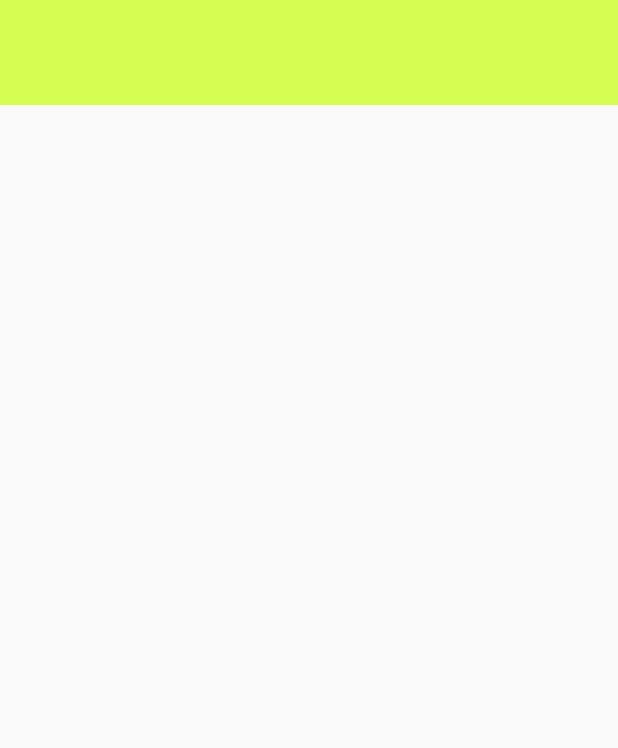
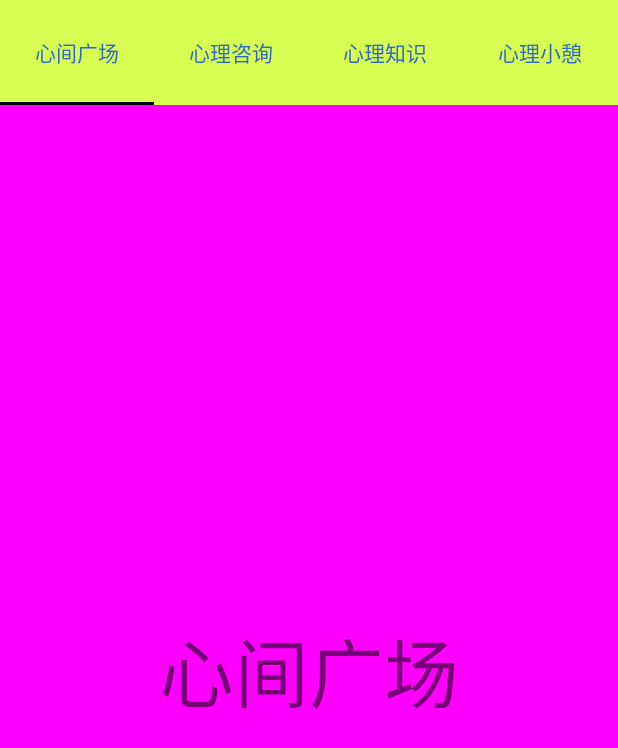
Before and after one commit to zechaowei/Android-ReturnPlus, an Android app: the screen it shows after launch (MainActivity), on a phone screen of 412 x 824 dp. Shown: the top 748 px of the screen. Run offline under Robolectric (Android 15) with nearby library versions, the light colour scheme and no system bars.

Commit message:
v1.3 导航栏实现

```diff
--- a/app/src/main/java/com/example/returnplus/MainActivity.java
+++ b/app/src/main/java/com/example/returnplus/MainActivity.java
@@ -3,15 +3,31 @@ package com.example.returnplus;
 import android.os.Bundle;
 import android.view.Window;
 
+import androidx.annotation.NonNull;
+import androidx.annotation.Nullable;
 import androidx.appcompat.app.AppCompatActivity;
+import androidx.fragment.app.Fragment;
+import androidx.fragment.app.FragmentManager;
+import androidx.fragment.app.FragmentPagerAdapter;
 import androidx.viewpager.widget.ViewPager;
 
+import com.example.returnplus.fragment.fragment_consult;
+import com.example.returnplus.fragment.fragment_knowledge;
+import com.example.returnplus.fragment.fragment_rest;
+import com.example.returnplus.fragment.fragment_square;
 import com.google.android.material.tabs.TabLayout;
+
+import java.util.ArrayList;
+import java.util.List;
 
 public class MainActivity extends AppCompatActivity {
 
     private TabLayout tabLayout;
     private ViewPager viewPager;
+
+
+    List<Fragment> fragments = new ArrayList<>();
+    String tabTitles[] = {"心间广场","心理咨询","心理知识","心理小憩"};
 
     @Override
     protected void onCreate(Bundle savedInstanceState) {
@@ -20,12 +36,51 @@ public class MainActivity extends AppCompatActivity {
         //去掉标题行
         supportRequestWindowFeature(Window.FEATURE_NO_TITLE);
 
+        setContentView(R.layout.activity_main);
 
         //设置选项卡
         tabLayout = findViewById(R.id.tab);
         viewPager = findViewById(R.id.viewPager);
 
+        //填充选项内容
+        fragments.add(new fragment_square());
+        fragments.add(new fragment_consult());
+        fragments.add(new fragment_knowledge());
+        fragments.add(new fragment_rest());
 
-        setContentView(R.layout.activity_main);
+
+        //将ViewPager和TabLayout关联
+        //设置ViewPager之后，Tab的选项内容由ViewPager（适配器）提供
+        tabLayout.setupWithViewPager(viewPager);
+
+        //FragmentManager用于Fragment 什么时候开始展示，什么时候开始销毁
+        viewPager.setAdapter(new MyFragmentPagerAdapter(getSupportFragmentManager()));
+    }
+
+
+    //适配器
+    class MyFragmentPagerAdapter extends FragmentPagerAdapter {
+        //构造器
+        public MyFragmentPagerAdapter(@NonNull FragmentManager fm) {
+            super(fm, MyFragmentPagerAdapter.BEHAVIOR_RESUME_ONLY_CURRENT_FRAGMENT);
+        }
+
+        @NonNull
+        @Override
+        public Fragment getItem(int position) {
+            return fragments.get(position);
+        }
+
+        @Override
+        public int getCount() {
+            return fragments.size();
+        }
+
+        @Nullable
+        @Override
+        //关联之后的TabLayout中题目(Item)，有ViewPager的适配器方法getPageTitle提供
+        public CharSequence getPageTitle(int position) {
+            return tabTitles[position];
+        }
     }
 }
--- /dev/null
+++ b/app/src/main/java/com/example/returnplus/fragment/fragment_consult.java
@@ -0,0 +1,23 @@
+package com.example.returnplus.fragment;
+
+import android.os.Bundle;
+import android.view.LayoutInflater;
+import android.view.View;
+import android.view.ViewGroup;
+
+import androidx.annotation.NonNull;
+import androidx.annotation.Nullable;
+import androidx.fragment.app.Fragment;
+
+import com.example.returnplus.R;
+
+/**
+ * 心理咨询
+ */
+public class fragment_consult extends Fragment {
+    @Nullable
+    @Override
+    public View onCreateView(@NonNull LayoutInflater inflater, @Nullable ViewGroup container, @Nullable Bundle savedInstanceState) {
+        return inflater.inflate(R.layout.fragment_consult,container,false);
+    }
+}
--- /dev/null
+++ b/app/src/main/java/com/example/returnplus/fragment/fragment_knowledge.java
@@ -0,0 +1,24 @@
+package com.example.returnplus.fragment;
+
+
+import android.os.Bundle;
+import android.view.LayoutInflater;
+import android.view.View;
+import android.view.ViewGroup;
+
+import androidx.annotation.NonNull;
+import androidx.annotation.Nullable;
+import androidx.fragment.app.Fragment;
+
+import com.example.returnplus.R;
+
+/**
+ * 心理知识
+ */
+public class fragment_knowledge extends Fragment {
+    @Nullable
+    @Override
+    public View onCreateView(@NonNull LayoutInflater inflater, @Nullable ViewGroup container, @Nullable Bundle savedInstanceState) {
+        return inflater.inflate(R.layout.fragment_knowledge,container,false);
+    }
+}
--- /dev/null
+++ b/app/src/main/java/com/example/returnplus/fragment/fragment_rest.java
@@ -0,0 +1,23 @@
+package com.example.returnplus.fragment;
+
+import android.os.Bundle;
+import android.view.LayoutInflater;
+import android.view.View;
+import android.view.ViewGroup;
+
+import androidx.annotation.NonNull;
+import androidx.annotation.Nullable;
+import androidx.fragment.app.Fragment;
+
+import com.example.returnplus.R;
+
+/**
+ * 心理小憩
+ */
+public class fragment_rest extends Fragment {
+    @Nullable
+    @Override
+    public View onCreateView(@NonNull LayoutInflater inflater, @Nullable ViewGroup container, @Nullable Bundle savedInstanceState) {
+        return inflater.inflate(R.layout.fragment_rest,container,false);
+    }
+}
--- /dev/null
+++ b/app/src/main/java/com/example/returnplus/fragment/fragment_square.java
@@ -0,0 +1,24 @@
+package com.example.returnplus.fragment;
+
+import android.os.Bundle;
+import android.view.LayoutInflater;
+import android.view.View;
+import android.view.ViewGroup;
+
+import androidx.annotation.NonNull;
+import androidx.annotation.Nullable;
+import androidx.fragment.app.Fragment;
+
+import com.example.returnplus.R;
+
+
+/**
+ * 心间广场
+ */
+public class fragment_square extends Fragment {
+    @Nullable
+    @Override
+    public View onCreateView(@NonNull LayoutInflater inflater, @Nullable ViewGroup container, @Nullable Bundle savedInstanceState) {
+        return inflater.inflate(R.layout.fragment_square,container,false);
+    }
+}
--- a/app/src/main/res/layout/activity_main.xml
+++ b/app/src/main/res/layout/activity_main.xml
@@ -1,9 +1,10 @@
 <?xml version="1.0" encoding="utf-8"?>
-<androidx.constraintlayout.widget.ConstraintLayout xmlns:android="http://schemas.android.com/apk/res/android"
+<LinearLayout xmlns:android="http://schemas.android.com/apk/res/android"
     xmlns:app="http://schemas.android.com/apk/res-auto"
     xmlns:tools="http://schemas.android.com/tools"
     android:layout_width="match_parent"
     android:layout_height="match_parent"
+    android:orientation="vertical"
     tools:context=".MainActivity">
 
     <com.google.android.material.tabs.TabLayout
@@ -17,7 +18,7 @@
 
     </com.google.android.material.tabs.TabLayout>
 
-    <!--设置ViewPager页面-->
+    <!--设置ViewPager页面 滑动的页面-->
     <androidx.viewpager.widget.ViewPager
         android:id="@+id/viewPager"
         android:layout_width="match_parent"
@@ -27,4 +28,4 @@
 
     </androidx.viewpager.widget.ViewPager>
 
-</androidx.constraintlayout.widget.ConstraintLayout>
+</LinearLayout>
--- /dev/null
+++ b/app/src/main/res/layout/fragment_square.xml
@@ -0,0 +1,15 @@
+<?xml version="1.0" encoding="utf-8"?>
+<LinearLayout xmlns:android="http://schemas.android.com/apk/res/android"
+    android:layout_width="match_parent"
+    android:layout_height="match_parent"
+    android:orientation="vertical">
+
+    <TextView
+        android:layout_width="match_parent"
+        android:layout_height="match_parent"
+        android:text="心间广场"
+        android:textSize="50sp"
+        android:gravity="center"
+        android:background="#FF00FF"/>
+
+</LinearLayout>
```
Also changed, not shown: app/src/main/AndroidManifest.xml (+10 -10 lines), app/src/main/res/layout/fragment_consult.xml (added, +15 -0 lines), app/src/main/res/layout/fragment_knowledge.xml (added, +15 -0 lines), app/src/main/res/layout/fragment_rest.xml (added, +15 -0 lines).
